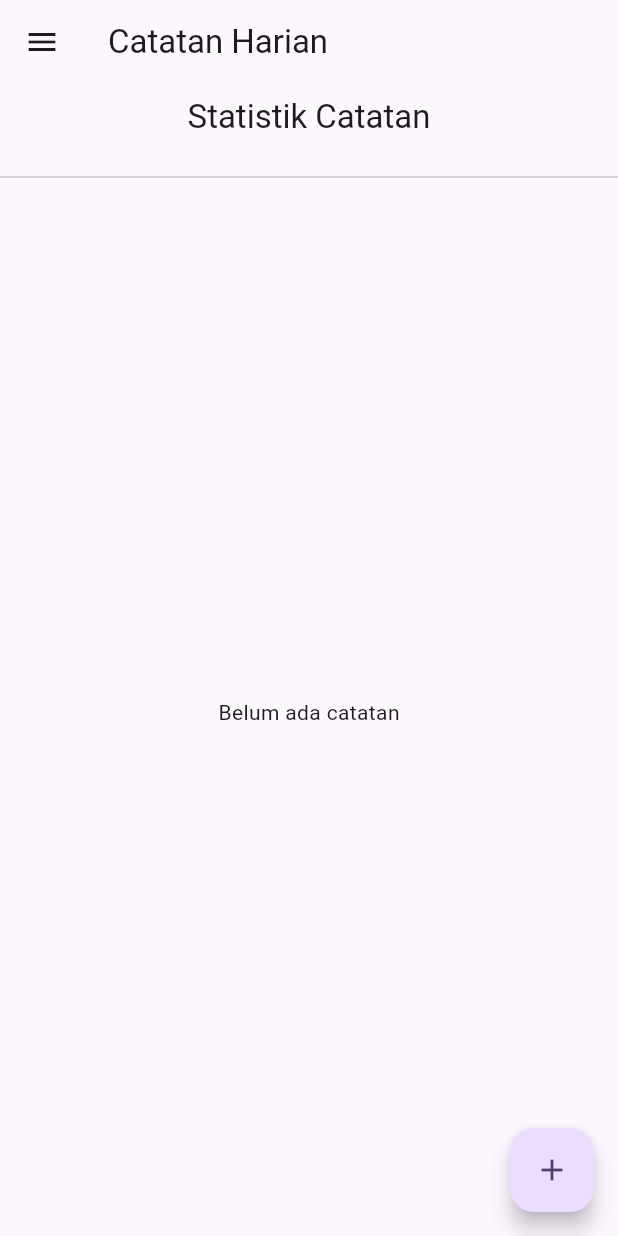
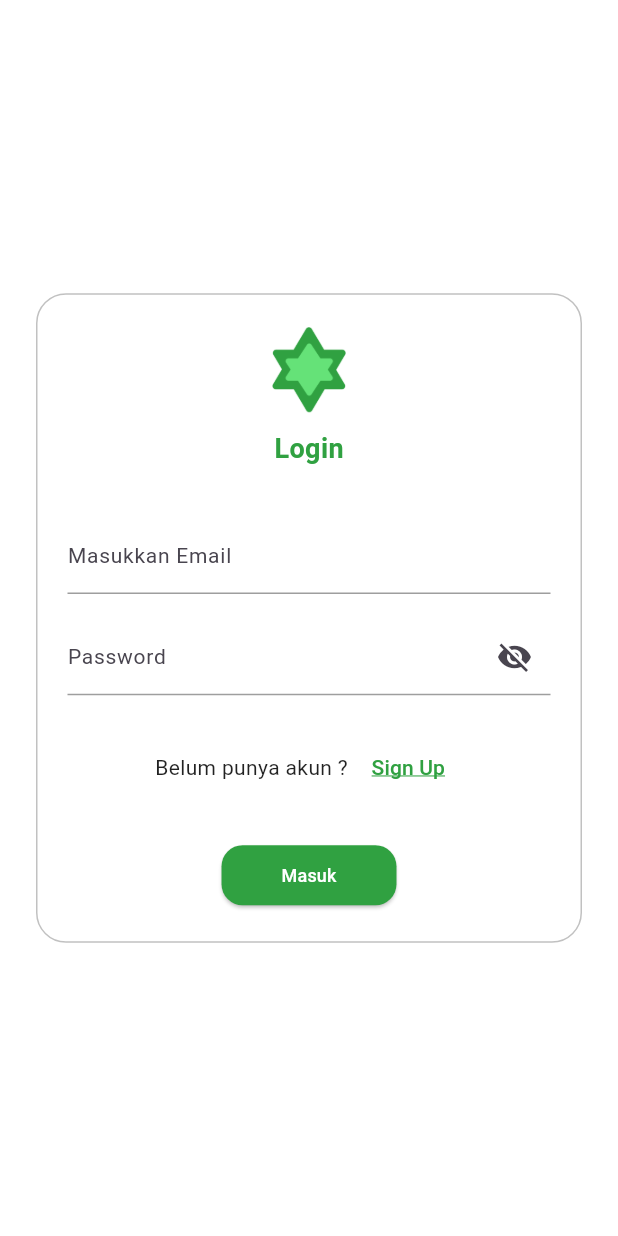
Before and after one commit to sunlie031/Tugas_3_Pam_UAS, a Flutter app: the screen it shows after launch, on a phone screen of 412 x 824 dp. Run offline on Flutter 3.47's test engine with Material 3 defaults, Android fonts, the phone set to English and light mode, and no system bars; our stand-ins replace shared_preferences, sqflite, sqflite_common_ffi; accounts and stored records are empty.

Commit message:
update_2
login page + logo

```diff
--- a/catatan_keuangan/lib/helpers/db_helper.dart
+++ b/catatan_keuangan/lib/helpers/db_helper.dart
@@ -26,6 +26,17 @@ class DBHelper {
             FOREIGN KEY (categoryId) REFERENCES categories(id)
           )
         ''');
+        await db.execute('''
+          CREATE TABLE users(
+            id INTEGER PRIMARY KEY AUTOINCREMENT,
+            email TEXT NOT NULL,
+            password TEXT NOT NULL
+          )
+        ''');
+        await db.insert("users", {
+          "email": "admin@gmail.com",
+          "password": "admin123",
+        });
       },
       version: 1,
     );
@@ -74,4 +85,19 @@ class DBHelper {
     final db = await database();
     await db.delete('categories', where: 'id = ?', whereArgs: [id]);
   }
+
+  static Future<int> insertUser(String email, String password) async {
+    final db = await database();
+    return db.insert("users", {"email": email, "password": password});
+  }
+
+  static Future<bool> checkUser(String email, String password) async {
+    final db = await database();
+    final result = await db.query(
+      "users",
+      where: "email = ? AND password = ?",
+      whereArgs: [email, password],
+    );
+    return result.isNotEmpty;
+  }
 }
--- a/catatan_keuangan/lib/main.dart
+++ b/catatan_keuangan/lib/main.dart
@@ -1,137 +1,140 @@
-import 'package:catatan_keuangan/daftarmusik.dart';
-import 'package:catatan_keuangan/providers/category_provider.dart';
-import 'package:catatan_keuangan/providers/note_provider.dart';
+// import 'package:catatan_keuangan/providers/category_provider.dart';
+// import 'package:catatan_keuangan/providers/note_provider.dart';
+// import 'package:catatan_keuangan/screens/home_screen.dart';
+
+// import 'package:flutter/material.dart';
+// import 'package:provider/provider.dart';
+
+// void main() {
+//   runApp(
+//     MultiProvider(
+//       providers: [
+//         ChangeNotifierProvider(create: (_) => NoteProvider()),
+//         ChangeNotifierProvider(create: (_) => CategoryProvider()),
+//       ],
+//       child: const MyApp(),
+//     ),
+//   );
+// }
+
+// class MyApp extends StatelessWidget {
+//   const MyApp({super.key});
+//   @override
+//   Widget build(BuildContext context) {
+//     return MaterialApp(
+//       debugShowCheckedModeBanner: false,
+//       title: 'Flutter Demo',
+//       theme: ThemeData(
+//         colorScheme: ColorScheme.fromSeed(seedColor: Colors.deepPurple),
+//       ),
+//       home: loginpage(),
+//     );
+//   }
+// }
+
+// class MyHomePage extends StatefulWidget {
+//   const MyHomePage({super.key, required this.title});
+//   final String title;
+//   @override
+//   State<MyHomePage> createState() => _MyHomePageState();
+// }
+
+// class _MyHomePageState extends State<MyHomePage> {
+//   int _counter = 0;
+
+//   void _incrementCounter() {
+//     setState(() {
+//       _counter++;
+//     });
+//   }
+
+//   @override
+//   Widget build(BuildContext context) {
+//     return Scaffold(
+//       appBar: AppBar(
+//         backgroundColor: Theme.of(context).colorScheme.inversePrimary,
+//         title: Text(widget.title),
+//       ),
+//       body: Center(
+//         child: Column(
+//           mainAxisAlignment: MainAxisAlignment.center,
+//           children: <Widget>[
+//             const Text('You have pushed the button this many times:'),
+//             Text(
+//               '$_counter',
+//               style: Theme.of(context).textTheme.headlineMedium,
+//             ),
+//           ],
+//         ),
+//       ),
+//       floatingActionButton: FloatingActionButton(
+//         onPressed: _incrementCounter,
+//         tooltip: 'Increment',
+//         child: const Icon(Icons.add),
+//       ),
+//     );
+//   }
+// }
+
 import 'package:catatan_keuangan/screens/home_screen.dart';
-
 import 'package:flutter/material.dart';
 import 'package:provider/provider.dart';
+import 'package:shared_preferences/shared_preferences.dart';
+import 'package:sqflite_common_ffi/sqflite_ffi.dart';
 
-void main() {
-  runApp(
-    MultiProvider(
-      providers: [
-        ChangeNotifierProvider(create: (_) => NoteProvider()),
-        ChangeNotifierProvider(create: (_) => CategoryProvider()),
-      ],
-      child: const MyApp(),
-    ),
-  );
+import 'screens/login_page.dart';
+import 'providers/note_provider.dart';
+import 'providers/category_provider.dart';
+
+void main() async {
+  WidgetsFlutterBinding.ensureInitialized();
+
+  sqfliteFfiInit();
+  databaseFactory = databaseFactoryFfi;
+
+  runApp(const MyApp());
 }
 
 class MyApp extends StatelessWidget {
   const MyApp({super.key});
 
-  // This widget is the root of your application.
-  @override
-  Widget build(BuildContext context) {
-    return MaterialApp(
-      debugShowCheckedModeBanner: false,
-      title: 'Flutter Demo',
-      theme: ThemeData(
-        // This is the theme of your application.
-        //
-        // TRY THIS: Try running your application with "flutter run". You'll see
-        // the application has a purple toolbar. Then, without quitting the app,
-        // try changing the seedColor in the colorScheme below to Colors.green
-        // and then invoke "hot reload" (save your changes or press the "hot
-        // reload" button in a Flutter-supported IDE, or press "r" if you used
-        // the command line to start the app).
-        //
-        // Notice that the counter didn't reset back to zero; the application
-        // state is not lost during the reload. To reset the state, use hot
-        // restart instead.
-        //
-        // This works for code too, not just values: Most code changes can be
-        // tested with just a hot reload.
-        colorScheme: ColorScheme.fromSeed(seedColor: Colors.deepPurple),
-      ),
-      home: HomeScreen(),
-    );
-  }
-}
-
-class MyHomePage extends StatefulWidget {
-  const MyHomePage({super.key, required this.title});
-
-  // This widget is the home page of your application. It is stateful, meaning
-  // that it has a State object (defined below) that contains fields that affect
-  // how it looks.
-
-  // This class is the configuration for the state. It holds the values (in this
-  // case the title) provided by the parent (in this case the App widget) and
-  // used by the build method of the State. Fields in a Widget subclass are
-  // always marked "final".
-
-  final String title;
-
-  @override
-  State<MyHomePage> createState() => _MyHomePageState();
-}
-
-class _MyHomePageState extends State<MyHomePage> {
-  int _counter = 0;
-
-  void _incrementCounter() {
-    setState(() {
-      // This call to setState tells the Flutter framework that something has
-      // changed in this State, which causes it to rerun the build method below
-      // so that the display can reflect the updated values. If we changed
-      // _counter without calling setState(), then the build method would not be
-      // called again, and so nothing would appear to happen.
-      _counter++;
-    });
+  Future<bool> isLoggedIn() async {
+    final prefs = await SharedPreferences.getInstance();
+    return prefs.getBool('is_logged_in') ?? false;
   }
 
   @override
   Widget build(BuildContext context) {
-    // This method is rerun every time setState is called, for instance as done
-    // by the _incrementCounter method above.
-    //
-    // The Flutter framework has been optimized to make rerunning build methods
-    // fast, so that you can just rebuild anything that needs updating rather
-    // than having to individually change instances of widgets.
-    return Scaffold(
-      appBar: AppBar(
-        // TRY THIS: Try changing the color here to a specific color (to
-        // Colors.amber, perhaps?) and trigger a hot reload to see the AppBar
-        // change color while the other colors stay the same.
-        backgroundColor: Theme.of(context).colorScheme.inversePrimary,
-        // Here we take the value from the MyHomePage object that was created by
-        // the App.build method, and use it to set our appbar title.
-        title: Text(widget.title),
-      ),
-      body: Center(
-        // Center is a layout widget. It takes a single child and positions it
-        // in the middle of the parent.
-        child: Column(
-          // Column is also a layout widget. It takes a list of children and
-          // arranges them vertically. By default, it sizes itself to fit its
-          // children horizontally, and tries to be as tall as its parent.
-          //
-          // Column has various properties to control how it sizes itself and
-          // how it positions its children. Here we use mainAxisAlignment to
-          // center the children vertically; the main axis here is the vertical
-          // axis because Columns are vertical (the cross axis would be
-          // horizontal).
-          //
-          // TRY THIS: Invoke "debug painting" (choose the "Toggle Debug Paint"
-          // action in the IDE, or press "p" in the console), to see the
-          // wireframe for each widget.
-          mainAxisAlignment: MainAxisAlignment.center,
-          children: <Widget>[
-            const Text('You have pushed the button this many times:'),
-            Text(
-              '$_counter',
-              style: Theme.of(context).textTheme.headlineMedium,
-            ),
-          ],
+    return MultiProvider(
+      providers: [
+        ChangeNotifierProvider(create: (_) => NoteProvider()),
+        ChangeNotifierProvider(create: (_) => CategoryProvider()),
+      ],
+      child: MaterialApp(
+        title: 'Manajemen Keuangan',
+        debugShowCheckedModeBanner: false,
+        theme: ThemeData(
+          primarySwatch: Colors.green,
+          scaffoldBackgroundColor: Colors.white,
+          inputDecorationTheme: const InputDecorationTheme(
+            border: OutlineInputBorder(),
+          ),
+        ),
+        home: FutureBuilder<bool>(
+          future: isLoggedIn(),
+          builder: (context, snapshot) {
+            if (snapshot.connectionState == ConnectionState.waiting) {
+              return const Scaffold(
+                body: Center(child: CircularProgressIndicator()),
+              );
+            } else if (snapshot.data == true) {
+              return HomeScreen();
+            } else {
+              return const LoginPage();
+            }
+          },
         ),
       ),
-      floatingActionButton: FloatingActionButton(
-        onPressed: _incrementCounter,
-        tooltip: 'Increment',
-        child: const Icon(Icons.add),
-      ), // This trailing comma makes auto-formatting nicer for build methods.
     );
   }
 }
--- /dev/null
+++ b/catatan_keuangan/lib/screens/login_page.dart
@@ -0,0 +1,208 @@
+import 'package:catatan_keuangan/screens/home_screen.dart';
+import 'package:flutter/material.dart';
+import 'package:shared_preferences/shared_preferences.dart';
+import '../helpers/db_helper.dart';
+
+class LoginPage extends StatefulWidget {
+  const LoginPage({super.key});
+
+  @override
+  State<LoginPage> createState() => _LoginPageState();
+}
+
+class _LoginPageState extends State<LoginPage> {
+  final _formKey = GlobalKey<FormState>();
+  final emailController = TextEditingController();
+  final passwordController = TextEditingController();
+
+  bool isPasswordVisible = false;
+
+  Future<void> login() async {
+    if (_formKey.currentState!.validate()) {
+      final email = emailController.text.trim();
+      final password = passwordController.text;
+
+      final isValid = await DBHelper.checkUser(email, password);
+
+      if (isValid) {
+        final prefs = await SharedPreferences.getInstance();
+        await prefs.setBool('is_logged_in', true);
+
+        Navigator.pushReplacement(
+          context,
+          MaterialPageRoute(builder: (_) => HomeScreen()),
+        );
+      } else {
+        ScaffoldMessenger.of(context).showSnackBar(
+          const SnackBar(content: Text('Email atau password salah')),
+        );
+      }
+    }
+  }
+
+  @override
+  Widget build(BuildContext context) {
+    return Scaffold(
+      backgroundColor: const Color.fromARGB(255, 255, 255, 255),
+      body: Center(
+        child: SingleChildScrollView(
+          padding: const EdgeInsets.all(24),
+          child: Form(
+            key: _formKey,
+            child: Container(
+              width: 400,
+              padding: EdgeInsets.all(20),
+              decoration: BoxDecoration(
+                color: Colors.white,
+                borderRadius: BorderRadius.circular(20),
+                border: Border.all(
+                  color: const Color.fromARGB(255, 193, 193, 193),
+                  width: 1,
+                ),
+              ),
+              child: Column(
+                children: [
+                  Container(
+                    width: 60,
+                    height: 60,
+                    margin: EdgeInsets.only(bottom: 10),
+                    decoration: BoxDecoration(
+                      image: DecorationImage(
+                        image: AssetImage("asset/Logo.png"),
+                        fit: BoxFit.cover,
+                      ),
+                    ),
+                  ),
+                  Text(
+                    'Login',
+                    style: TextStyle(
+                      fontSize: 18,
+                      fontWeight: FontWeight.bold,
+                      color: Color(0xFF30A141),
+                    ),
+                  ),
+                  SizedBox(height: 32),
+                  TextFormField(
+                    cursorColor: Color(0xFF30A141),
+                    controller: emailController,
+                    keyboardType: TextInputType.emailAddress,
+                    style: TextStyle(fontSize: 14, color: Colors.black87),
+                    decoration: const InputDecoration(
+                      labelText: 'Masukkan Email',
+                      labelStyle: TextStyle(fontSize: 14),
+                      floatingLabelStyle: TextStyle(color: Color(0xFF30A141)),
+                      hintText: "Example@gmail.com",
+                      hintStyle: TextStyle(
+                        color: Color.fromARGB(255, 190, 190, 190),
+                      ),
+                      enabledBorder: UnderlineInputBorder(
+                        borderSide: BorderSide(color: Colors.grey),
+                      ),
+                      focusedBorder: UnderlineInputBorder(
+                        borderSide: BorderSide(color: Color(0xFF30A141)),
+                      ),
+                    ),
+                    validator: (value) {
+                      if (value == null || value.isEmpty) {
+                        return 'Email tidak boleh kosong';
+                      }
+                      if (!value.contains('@')) {
+                        return 'Email tidak valid';
+                      }
+                      return null;
+                    },
+                  ),
+                  SizedBox(height: 16),
+                  TextFormField(
+                    cursorColor: Color(0xFF30A141),
+                    controller: passwordController,
+                    obscureText: !isPasswordVisible,
+                    style: TextStyle(fontSize: 14, color: Colors.black87),
+                    decoration: InputDecoration(
+                      labelText: 'Password',
+
+                      labelStyle: TextStyle(fontSize: 14),
+                      floatingLabelStyle: TextStyle(color: Color(0xFF30A141)),
+
+                      enabledBorder: UnderlineInputBorder(
+                        borderSide: BorderSide(color: Colors.grey),
+                      ),
+                      focusedBorder: UnderlineInputBorder(
+                        borderSide: BorderSide(color: Color(0xFF30A141)),
+                      ),
+                      suffixIcon: IconButton(
+                        icon: Icon(
+                          isPasswordVisible
+                              ? Icons.visibility
+                              : Icons.visibility_off,
+                        ),
+                        onPressed: () {
+                          setState(() {
+                            isPasswordVisible = !isPasswordVisible;
+                          });
+                        },
+                      ),
+                    ),
+                    validator: (value) {
+                      if (value == null || value.isEmpty) {
+                        return 'Password tidak boleh kosong';
+                      }
+                      if (value.length < 6) {
+                        return 'Password minimal 6 karakter';
+                      }
+                      return null;
+                    },
+                  ),
+                  SizedBox(height: 24),
+                  Row(
+                    mainAxisAlignment: MainAxisAlignment.center,
+                    children: [
+                      Text(
+                        "Belum punya akun ? ",
+                        style: TextStyle(color: Colors.black87, fontSize: 14),
+                      ),
+                      TextButton(
+                        onPressed: () {
+                          Navigator.push(
+                            context,
+                            MaterialPageRoute(
+                              builder: (context) => HomeScreen(),
+                            ),
+                          );
+                        },
+                        child: Text(
+                          "Sign Up",
+                          style: TextStyle(
+                            color: Color(0xFF30A141),
+                            fontSize: 14,
+                            decoration: TextDecoration.underline,
+                            decorationColor: Color(0xFF30A141),
+                          ),
+                        ),
+                      ),
+                    ],
+                  ),
+                  SizedBox(height: 24),
+                  ElevatedButton(
+                    onPressed: login,
+                    style: ElevatedButton.styleFrom(
+                      padding: EdgeInsets.symmetric(horizontal: 40),
+                      backgroundColor: Color(0xFF30A141),
+                      shape: RoundedRectangleBorder(
+                        borderRadius: BorderRadius.circular(14),
+                      ),
+                    ),
+                    child: Text(
+                      'Masuk',
+                      style: TextStyle(color: Colors.white, fontSize: 12),
+                    ),
+                  ),
+                ],
+              ),
+            ),
+          ),
+        ),
+      ),
+    );
+  }
+}
--- a/catatan_keuangan/pubspec.yaml
+++ b/catatan_keuangan/pubspec.yaml
@@ -34,7 +34,9 @@ dependencies:
   sqflite: ^2.4.2
   provider: ^6.1.5
   fl_chart: ^1.0.0
+  shared_preferences: ^2.2.2
   intl: ^0.20.2
+  sqflite_common_ffi: ^2.3.0
 
   # The following adds the Cupertino Icons font to your application.
   # Use with the CupertinoIcons class for iOS style icons.
@@ -63,7 +65,9 @@ flutter:
   uses-material-design: true
 
   # To add assets to your application, add an assets section, like this:
-  # assets:
+  assets:
+     - asset/Logo.png
+
   #   - images/a_dot_burr.jpeg
   #   - images/a_dot_ham.jpeg
 
```
Also changed, not shown: catatan_keuangan/lib/daftarmusik.dart (deleted, +0 -152 lines), catatan_keuangan/lib/screens/dashboard_page.dart (added, +15 -0 lines), catatan_keuangan/lib/screens/home_screen.dart (+66 -11 lines), catatan_keuangan/lib/widgets/custom_button.dart (added, +21 -0 lines), catatan_keuangan/asset/Logo.png (added), catatan_keuangan/pubspec.lock, 1 other file.
